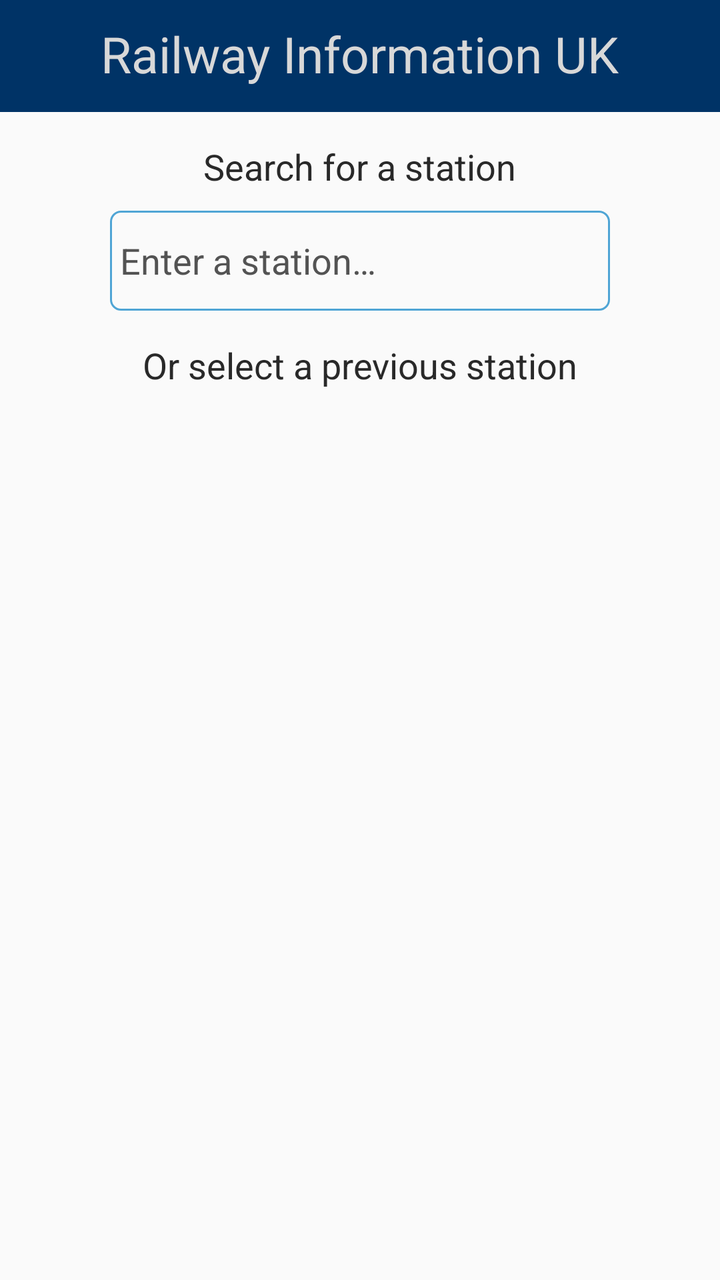
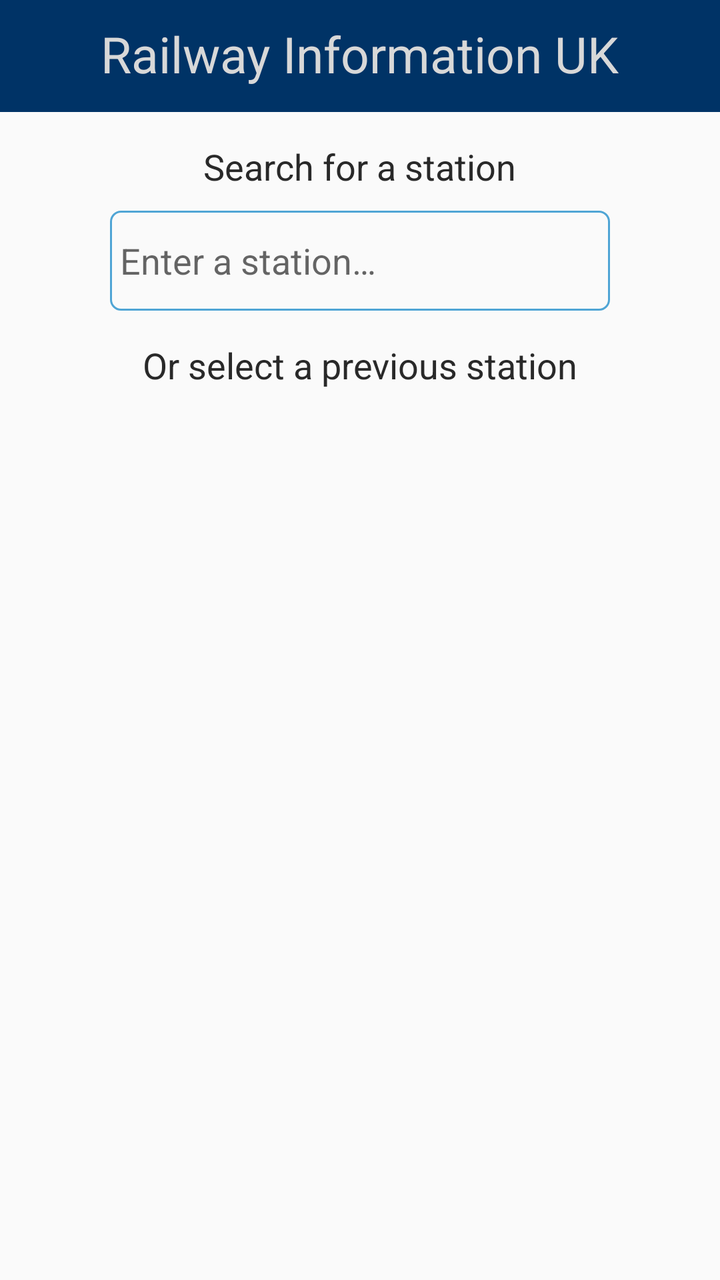

Screens rendered from an Android XML layout before and after an edit, with the pre-edit source and the edit as a unified diff.
<!-- AndroidManifest.xml: application theme Theme.AppCompat.Light.NoActionBar -->
<!-- res/layout/activity_select_station.xml -->
<?xml version="1.0" encoding="utf-8"?>
<androidx.constraintlayout.widget.ConstraintLayout xmlns:android="http://schemas.android.com/apk/res/android"
    xmlns:app="http://schemas.android.com/apk/res-auto"
    xmlns:tools="http://schemas.android.com/tools"
    android:layout_width="match_parent"
    android:layout_height="match_parent"
    tools:context=".SelectStationActivity">

    <androidx.appcompat.widget.Toolbar
        android:id="@+id/toolbar"
        android:layout_width="0dp"
        android:layout_height="56dp"
        android:background="#003366"
        android:minHeight="?attr/actionBarSize"
        android:theme="?attr/actionBarTheme"
        app:layout_constraintEnd_toEndOf="parent"
        app:layout_constraintStart_toStartOf="parent"
        app:layout_constraintTop_toTopOf="parent" />

    <TextView
        android:id="@+id/textView2"
        android:layout_width="wrap_content"
        android:layout_height="wrap_content"
        android:layout_marginTop="10dp"
        android:text="@string/app_name"
        android:textColor="#D8D8D8"
        android:textSize="25sp"
        app:layout_constraintEnd_toEndOf="@+id/toolbar"
        app:layout_constraintStart_toStartOf="@+id/toolbar"
        app:layout_constraintTop_toTopOf="@+id/toolbar" />

    <TextView
        android:id="@+id/textView"
        android:layout_width="wrap_content"
        android:layout_height="wrap_content"
        android:layout_marginStart="57dp"
        android:layout_marginTop="15dp"
        android:layout_marginEnd="57dp"
        android:text="@string/choose_station"
        android:textColor="@color/main_text"
        android:textSize="18sp"
        app:layout_constraintEnd_toEndOf="parent"
        app:layout_constraintStart_toStartOf="parent"
        app:layout_constraintTop_toBottomOf="@+id/autoCompleteTextView" />

    <TextView
        android:id="@+id/textView3"
        android:layout_width="wrap_content"
        android:layout_height="wrap_content"
        android:layout_marginStart="93dp"
        android:layout_marginTop="15dp"
        android:layout_marginEnd="93dp"
        android:text="@string/search_station"
        android:textColor="@color/main_text"
        android:textSize="18sp"
        app:layout_constraintEnd_toEndOf="parent"
        app:layout_constraintHorizontal_bias="0.492"
        app:layout_constraintStart_toStartOf="parent"
        app:layout_constraintTop_toBottomOf="@+id/toolbar" />

    <AutoCompleteTextView
        android:id="@+id/autoCompleteTextView"
        android:layout_width="0dp"
        android:layout_height="50dp"
        android:layout_marginStart="55dp"
        android:layout_marginTop="10dp"
        android:layout_marginEnd="55dp"
        android:background="@drawable/outline"
        android:paddingLeft="5dip"
        android:paddingRight="5dip"
        android:text="@string/enter_station"
        android:textColor="@color/secondary_text"
        app:layout_constraintEnd_toEndOf="parent"
        app:layout_constraintHorizontal_bias="1.0"
        app:layout_constraintStart_toStartOf="parent"
        app:layout_constraintTop_toBottomOf="@+id/textView3" />

    <androidx.recyclerview.widget.RecyclerView
        android:id="@+id/recyclerView"
        android:layout_width="0dp"
        android:layout_height="0dp"
        android:layout_marginStart="25dp"
        android:layout_marginTop="10dp"
        android:layout_marginEnd="25dp"
        android:layout_marginBottom="25dp"
        app:layout_constraintBottom_toBottomOf="parent"
        app:layout_constraintEnd_toEndOf="parent"
        app:layout_constraintHorizontal_bias="0.0"
        app:layout_constraintStart_toStartOf="parent"
        app:layout_constraintTop_toBottomOf="@+id/textView" />

</androidx.constraintlayout.widget.ConstraintLayout>
<!-- resources referenced by this layout -->
<resources>
  <color name="main_text">#FF292929</color>
  <color name="secondary_text">#535353</color>
  <!-- drawable outline (drawable) -->
  <shape xmlns:android="http://schemas.android.com/apk/res/android" android:shape="rectangle" >
      <solid android:color="@android:color/transparent" />
      <stroke android:width="1dip" android:color="#4fa5d5"/>
      <corners android:radius="5dp"/>
  </shape>
  <string name="app_name">Railway Information UK</string>
  <string name="choose_station">Or select a previous station</string>
  <string name="enter_station">Enter a station…</string>
  <string name="search_station">Search for a station</string>
</resources>

<!-- the commit's change to res/layout/activity_select_station.xml (unified diff, before → after) -->
@@ -41,7 +41,7 @@
         android:textSize="18sp"
         app:layout_constraintEnd_toEndOf="parent"
         app:layout_constraintStart_toStartOf="parent"
-        app:layout_constraintTop_toBottomOf="@+id/autoCompleteTextView" />
+        app:layout_constraintTop_toBottomOf="@+id/enter_station_autocomplete" />
 
     <TextView
         android:id="@+id/textView3"
@@ -59,16 +59,16 @@
         app:layout_constraintTop_toBottomOf="@+id/toolbar" />
 
     <AutoCompleteTextView
-        android:id="@+id/autoCompleteTextView"
+        android:id="@+id/enter_station_autocomplete"
         android:layout_width="0dp"
         android:layout_height="50dp"
         android:layout_marginStart="55dp"
         android:layout_marginTop="10dp"
         android:layout_marginEnd="55dp"
         android:background="@drawable/outline"
+        android:hint="@string/enter_station"
         android:paddingLeft="5dip"
         android:paddingRight="5dip"
-        android:text="@string/enter_station"
         android:textColor="@color/secondary_text"
         app:layout_constraintEnd_toEndOf="parent"
         app:layout_constraintHorizontal_bias="1.0"
@@ -76,7 +76,7 @@
         app:layout_constraintTop_toBottomOf="@+id/textView3" />
 
     <androidx.recyclerview.widget.RecyclerView
-        android:id="@+id/recyclerView"
+        android:id="@+id/previous_stations_view"
         android:layout_width="0dp"
         android:layout_height="0dp"
         android:layout_marginStart="25dp"
